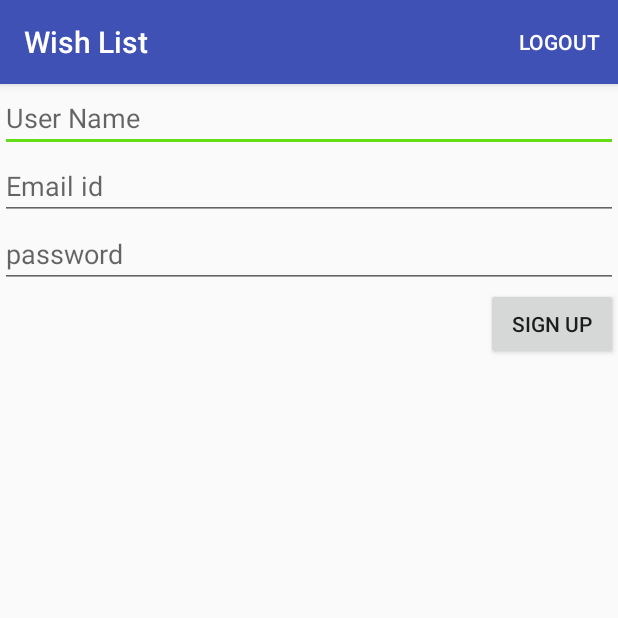
After one commit to NLakshmiDurga/wishlist, an Android app: the SignUp screen opened directly, with no data from a screen before it, on a phone screen of 412 x 824 dp, the top half of it. The commit adds this screen. Run offline under Robolectric (Android 15) with nearby library versions, the phone set to English and light mode, and no system bars.

```diff
--- /dev/null
+++ b/app/src/main/java/com/example/murthyavanithsa/wishlistapp/SignUp.java
@@ -0,0 +1,112 @@
+package com.example.murthyavanithsa.wishlistapp;
+
+import android.content.Intent;
+import android.content.SharedPreferences;
+import android.os.Bundle;
+import android.os.Handler;
+import android.os.Looper;
+import android.support.v7.app.AppCompatActivity;
+import android.support.v7.widget.Toolbar;
+import android.util.Log;
+import android.view.Menu;
+import android.view.View;
+import android.widget.Button;
+import android.widget.EditText;
+import android.widget.Toast;
+
+import com.google.gson.Gson;
+import com.google.gson.GsonBuilder;
+
+import java.io.IOException;
+
+import okhttp3.Call;
+import okhttp3.Callback;
+import okhttp3.FormBody;
+import okhttp3.OkHttpClient;
+import okhttp3.Request;
+import okhttp3.RequestBody;
+import okhttp3.Response;
+
+/**
+ * Created by durga on 4/3/16.
+ */
+class SignUpResponse{
+    String status;
+    String message;
+    String user_token;
+}
+public class SignUp extends AppCompatActivity {
+    EditText editnametext;
+    EditText editemailtext;
+    EditText editpasswordtext;
+    SharedPreferences wishlistappsettings;
+    Handler handler;
+    String LOG_LABEL="SignUp";
+    @Override
+    protected void onCreate(Bundle savedInstanceState) {
+        super.onCreate(savedInstanceState);
+        setContentView(R.layout.sign_up);
+        final OkHttpClient client = new OkHttpClient();
+        handler = new Handler(Looper.getMainLooper());
+        editnametext = (EditText) findViewById(R.id.username);
+        editemailtext = (EditText) findViewById(R.id.signupemailid);
+        editpasswordtext = (EditText) findViewById(R.id.signuppassword);
+        Button button = (Button) findViewById(R.id.signupbutton);
+        final Urlendpoints urlendpoints = new Urlendpoints();
+        button.setOnClickListener(new View.OnClickListener() {
+            @Override
+            public void onClick(View v) {
+                Log.i(LOG_LABEL, "username:" + editnametext.getText().toString());
+                Log.i(LOG_LABEL, "email:" + editemailtext.getText().toString());
+                Log.i(LOG_LABEL, "password:" + editpasswordtext.getText().toString());
+                RequestBody formBody = new FormBody.Builder()
+                        .add("username",editnametext.getText().toString())
+                        .add("emailid", editemailtext.getText().toString())
+                        .add("password", editpasswordtext.getText().toString())
+                        .build();
+                Request request = new Request.Builder()
+                        .url(urlendpoints.getsignup())
+                        .post(formBody)
+                        .build();
+
+                client.newCall(request).enqueue(new Callback() {
+                    @Override
+                    public void onFailure(Call call, IOException e) {
+                        e.printStackTrace();
+                    }
+
+                    @Override
+                    public void onResponse(Call call, final Response response) throws IOException {
+                        if (!response.isSuccessful()) {
+                            throw new IOException("Unexpected code " + response);
+
+                        }
+                        String jsonResponse = response.body().string();
+                        Log.i("Response", jsonResponse);
+                        Gson gson = new GsonBuilder().create();
+                        SignUpResponse signUpResponse = gson.fromJson(jsonResponse, SignUpResponse.class);
+                        wishlistappsettings = getSharedPreferences("WishListAppSettings", MODE_PRIVATE);
+                        SharedPreferences.Editor editor = wishlistappsettings.edit();
+                        editor.putString("token", signUpResponse.user_token);
+                        editor.apply();
+                        handler.post(new Runnable() {
+                            @Override
+                            public void run() {
+                                Toast.makeText(getBaseContext(), "Signed up successfully. Please login to continue", Toast.LENGTH_LONG).show();
+                                Intent intent = new Intent(SignUp.this, MainActivity.class);
+                                startActivity(intent);
+                            }
+                        });
+
+                    }
+                });
+            }
+        });
+    }
+    @Override
+    public boolean onCreateOptionsMenu(Menu menu) {
+        super.onCreateOptionsMenu(menu);
+        getMenuInflater().inflate(R.menu.menu_main, menu);
+        return true;
+    }
+}
--- a/app/src/main/res/layout/content_user_items.xml
+++ b/app/src/main/res/layout/content_user_items.xml
@@ -6,8 +6,8 @@
     android:layout_height="match_parent"
     android:paddingBottom="@dimen/activity_vertical_margin"
     android:paddingLeft="@dimen/activity_horizontal_margin"
-    android:paddingRight="@dimen/activity_horizontal_margin"
-   >
+    android:paddingRight="@dimen/activity_horizontal_margin">
+
     <ListView
         android:layout_width="wrap_content"
         android:layout_height="wrap_content"
--- /dev/null
+++ b/app/src/main/res/layout/sign_up.xml
@@ -0,0 +1,49 @@
+<?xml version="1.0" encoding="utf-8"?>
+<android.support.design.widget.CoordinatorLayout xmlns:android="http://schemas.android.com/apk/res/android"
+    xmlns:app="http://schemas.android.com/apk/res-auto"
+    xmlns:tools="http://schemas.android.com/tools"
+    android:layout_width="match_parent"
+    android:layout_height="match_parent"
+    android:fitsSystemWindows="true">
+<LinearLayout xmlns:android="http://schemas.android.com/apk/res/android"
+    android:orientation="vertical"
+    android:layout_width="match_parent"
+    android:layout_height="match_parent">
+
+
+    <EditText
+        android:layout_width="match_parent"
+        android:layout_height="wrap_content"
+        android:inputType="textPersonName"
+        android:hint="User Name"
+        android:ems="10"
+        android:id="@+id/username"
+        android:layout_gravity="center_horizontal" />
+
+    <EditText
+        android:layout_width="match_parent"
+        android:layout_height="wrap_content"
+        android:inputType="textEmailAddress"
+        android:hint="Email id"
+        android:ems="10"
+        android:id="@+id/signupemailid"
+        android:layout_gravity="center_horizontal" />
+
+    <EditText
+        android:layout_width="match_parent"
+        android:layout_height="wrap_content"
+        android:inputType="textPassword"
+        android:hint="password"
+        android:ems="10"
+        android:id="@+id/signuppassword"
+        android:layout_gravity="center_horizontal" />
+
+    <Button
+        android:layout_width="wrap_content"
+        android:layout_height="wrap_content"
+        android:text="Sign up"
+        android:id="@+id/signupbutton"
+        android:layout_gravity="right" />
+
+</LinearLayout>
+</android.support.design.widget.CoordinatorLayout>
--- a/app/src/main/res/menu/menu_main.xml
+++ b/app/src/main/res/menu/menu_main.xml
@@ -1,10 +1,10 @@
 <menu xmlns:android="http://schemas.android.com/apk/res/android"
     xmlns:app="http://schemas.android.com/apk/res-auto"
     xmlns:tools="http://schemas.android.com/tools"
-    tools:context="com.example.murthyavanithsa.wishlistapp.MainActivity">
+    tools:context="com.example.murthyavanithsa.wishlistapp.UserTasks">
     <item
         android:id="@+id/action_settings"
         android:orderInCategory="100"
         android:title="@string/action_settings"
-        app:showAsAction="never" />
+        app:showAsAction="always" />
 </menu>
--- a/app/src/main/res/values/strings.xml
+++ b/app/src/main/res/values/strings.xml
@@ -1,5 +1,5 @@
 <resources>
-    <string name="app_name">WishListApp</string>
-    <string name="action_settings">Settings</string>
+    <string name="app_name">Wish List</string>
+    <string name="action_settings">Logout</string>
     <string name="title_activity_user_items">UserItems</string>
 </resources>
```
Also changed, not shown: app/src/main/AndroidManifest.xml (+38 -14 lines), app/src/main/java/com/example/murthyavanithsa/wishlistapp/AddTasks.java (+8 -13 lines), app/src/main/java/com/example/murthyavanithsa/wishlistapp/Logout.java (added, +30 -0 lines), app/src/main/java/com/example/murthyavanithsa/wishlistapp/MainActivity.java (+42 -15 lines), app/src/main/java/com/example/murthyavanithsa/wishlistapp/SwipeActivity.java (+15 -4 lines), app/src/main/java/com/example/murthyavanithsa/wishlistapp/TodoListAdaptor.java (+123 -3 lines), app/src/main/java/com/example/murthyavanithsa/wishlistapp/Urlendpoints.java (added, +35 -0 lines), app/src/main/java/com/example/murthyavanithsa/wishlistapp/UserTasks.java (+34 -47 lines), app/src/main/res/layout/activity_user_items.xml (+11 -11 lines), app/src/main/res/layout/add_items.xml (+9 -3 lines), app/src/main/res/layout/content_main.xml (+14 -16 lines), app/src/main/res/layout/login_layout.xml (+41 -8 lines), app/src/main/res/layout/show_todo_list.xml (+6 -3 lines).
